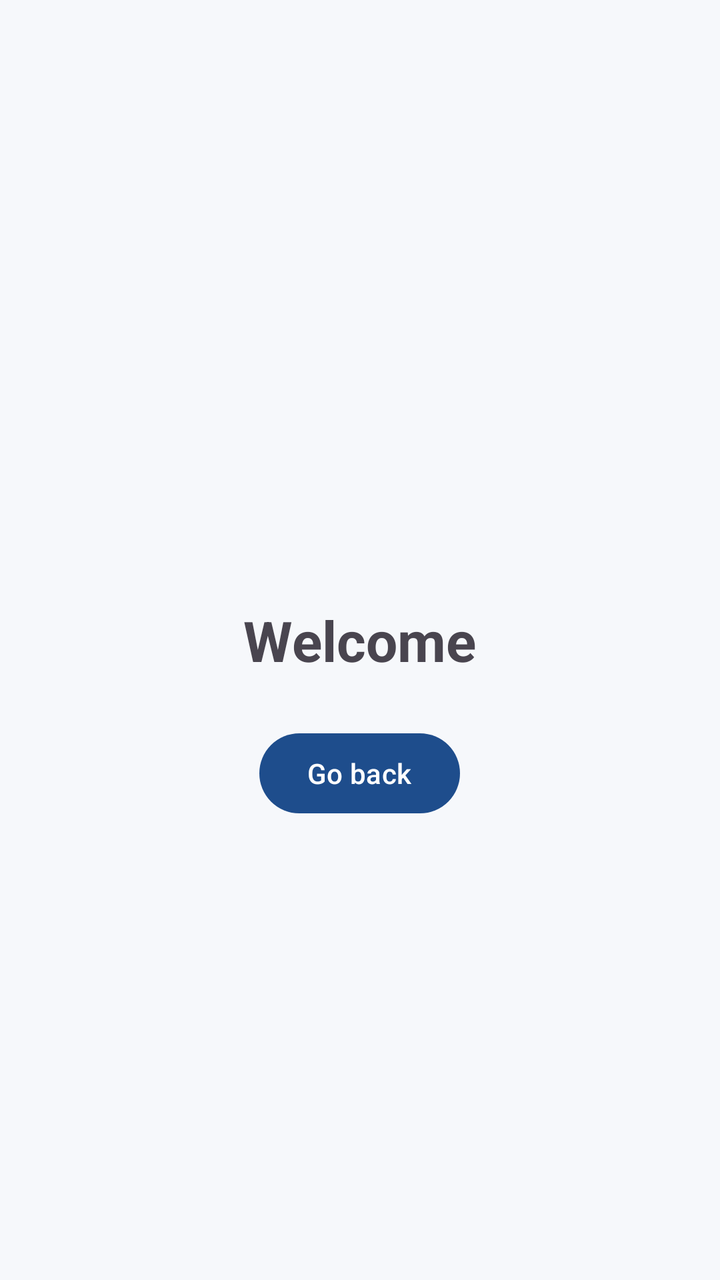
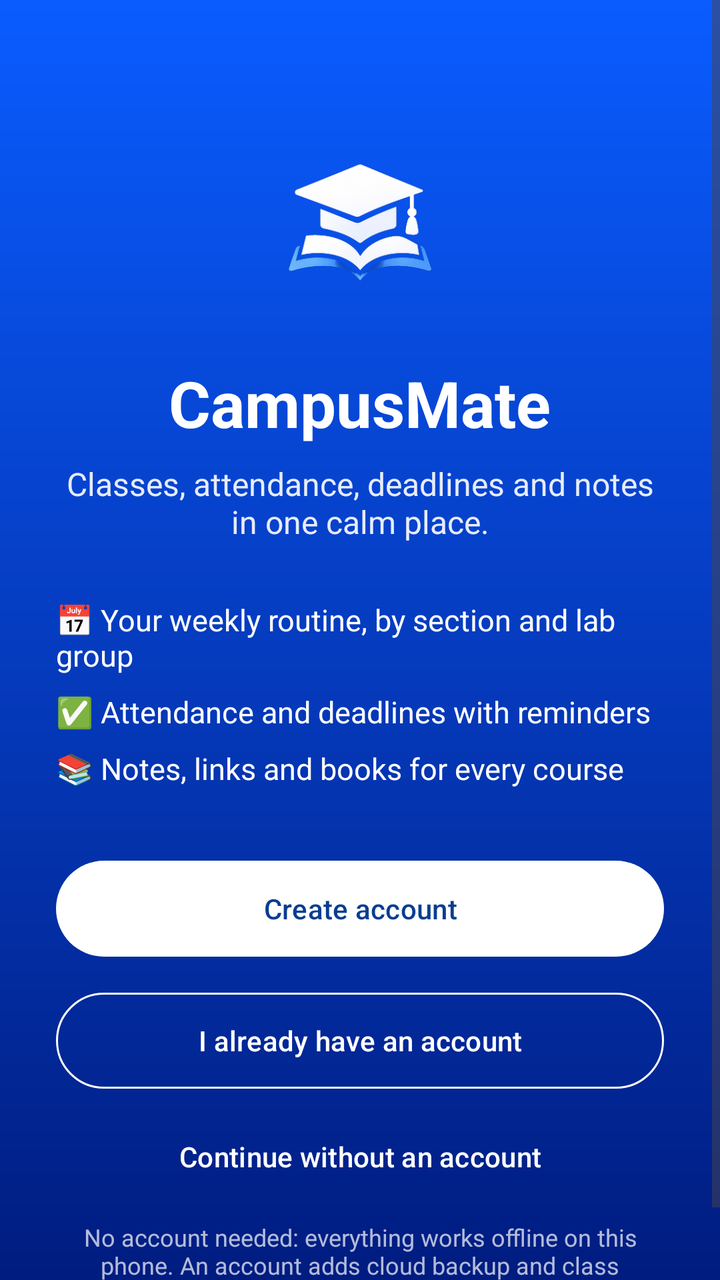

An Android layout rendered at two revisions. The XML below is the earlier revision; the diff shows what the commit changed to produce the second picture.
<!-- AndroidManifest.xml: application theme Theme.CampusMate -->
<!-- res/layout/activity_welcome.xml -->
<?xml version="1.0" encoding="utf-8"?>
<RelativeLayout xmlns:android="http://schemas.android.com/apk/res/android"
    xmlns:tools="http://schemas.android.com/tools"
    android:id="@+id/main"
    android:layout_width="match_parent"
    android:layout_height="match_parent"
    tools:context=".activities.WelcomeActivity">

    <TextView
        android:id="@+id/textWelcome"
        android:layout_width="wrap_content"
        android:layout_height="wrap_content"
        android:layout_centerInParent="true"
        android:text="@string/welcome_title"
        android:textSize="28sp"
        android:textStyle="bold" />

    <Button
        android:id="@+id/buttonBack"
        android:layout_width="wrap_content"
        android:layout_height="wrap_content"
        android:layout_below="@id/textWelcome"
        android:layout_centerHorizontal="true"
        android:layout_marginTop="24dp"
        android:text="@string/welcome_button_back" />

</RelativeLayout>
<!-- resources referenced by this layout -->
<resources>
  <string name="welcome_button_back">Go back</string>
  <string name="welcome_title">Welcome</string>
  <style name="Theme.CampusMate" parent="Base.Theme.CampusMate" />
  <style name="Base.Theme.CampusMate" parent="Theme.Material3.DayNight.NoActionBar">
          <item name="colorPrimary">@color/cm_primary</item>
          <item name="colorOnPrimary">@color/cm_on_primary</item>
          <item name="colorSecondary">@color/cm_secondary</item>
          <item name="colorOnSecondary">@color/cm_on_secondary</item>
          <item name="android:colorBackground">@color/cm_background</item>
          <item name="colorSurface">@color/cm_surface</item>
          <item name="colorOnSurface">@color/cm_on_surface</item>
          <item name="colorError">@color/cm_error</item>
          <item name="android:statusBarColor">@color/cm_primary_dark</item>
      </style>
  <color name="cm_primary">#1E4D8C</color>
  <color name="cm_on_primary">#FFFFFF</color>
  <color name="cm_secondary">#00897B</color>
  <color name="cm_on_secondary">#FFFFFF</color>
  <color name="cm_background">#F6F8FB</color>
  <color name="cm_surface">#FFFFFF</color>
  <color name="cm_on_surface">#1B1F24</color>
  <color name="cm_error">#B3261E</color>
  <color name="cm_primary_dark">#12325C</color>
</resources>

<!-- the commit's change to res/layout/activity_welcome.xml (unified diff, before → after) -->
@@ -1,27 +1,114 @@
 <?xml version="1.0" encoding="utf-8"?>
-<RelativeLayout xmlns:android="http://schemas.android.com/apk/res/android"
-    xmlns:tools="http://schemas.android.com/tools"
+<ScrollView xmlns:android="http://schemas.android.com/apk/res/android"
+    xmlns:app="http://schemas.android.com/apk/res-auto"
     android:id="@+id/main"
     android:layout_width="match_parent"
     android:layout_height="match_parent"
-    tools:context=".activities.WelcomeActivity">
+    android:background="@drawable/bg_splash"
+    android:fillViewport="true">
 
-    <TextView
-        android:id="@+id/textWelcome"
-        android:layout_width="wrap_content"
+    <LinearLayout
+        android:layout_width="match_parent"
         android:layout_height="wrap_content"
-        android:layout_centerInParent="true"
-        android:text="@string/welcome_title"
-        android:textSize="28sp"
-        android:textStyle="bold" />
+        android:gravity="center_horizontal"
+        android:orientation="vertical"
+        android:paddingHorizontal="28dp"
+        android:paddingVertical="24dp">
 
-    <Button
-        android:id="@+id/buttonBack"
-        android:layout_width="wrap_content"
-        android:layout_height="wrap_content"
-        android:layout_below="@id/textWelcome"
-        android:layout_centerHorizontal="true"
-        android:layout_marginTop="24dp"
-        android:text="@string/welcome_button_back" />
+        <ImageView
+            android:id="@+id/imageLogo"
+            android:layout_width="140dp"
+            android:layout_height="140dp"
+            android:layout_marginTop="16dp"
+            android:contentDescription="@string/splash_logo_description"
+            android:src="@drawable/ic_launcher_fg_layer" />
 
-</RelativeLayout>
+        <TextView
+            android:id="@+id/textTitle"
+            android:layout_width="wrap_content"
+            android:layout_height="wrap_content"
+            android:text="@string/app_name"
+            android:textColor="@android:color/white"
+            android:textSize="32sp"
+            android:textStyle="bold" />
+
+        <TextView
+            android:id="@+id/textTagline"
+            android:layout_width="match_parent"
+            android:layout_height="wrap_content"
+            android:layout_marginTop="8dp"
+            android:gravity="center"
+            android:text="@string/onboarding_tagline"
+            android:textColor="#E6FFFFFF"
+            android:textSize="16sp" />
+
+        <LinearLayout
+            android:id="@+id/layoutFeatures"
+            android:layout_width="match_parent"
+            android:layout_height="wrap_content"
+            android:layout_marginTop="28dp"
+            android:orientation="vertical">
+
+            <TextView
+                android:layout_width="match_parent"
+                android:layout_height="wrap_content"
+                android:text="@string/onboarding_feature_1"
+                android:textColor="@android:color/white"
+                android:textSize="15sp" />
+
+            <TextView
+                android:layout_width="match_parent"
+                android:layout_height="wrap_content"
+                android:layout_marginTop="8dp"
+                android:text="@string/onboarding_feature_2"
+                android:textColor="@android:color/white"
+                android:textSize="15sp" />
+
+            <TextView
+                android:layout_width="match_parent"
+                android:layout_height="wrap_content"
+                android:layout_marginTop="8dp"
+                android:text="@string/onboarding_feature_3"
+                android:textColor="@android:color/white"
+                android:textSize="15sp" />
+        </LinearLayout>
+
+        <com.google.android.material.button.MaterialButton
+            android:id="@+id/buttonCreate"
+            android:layout_width="match_parent"
+            android:layout_height="56dp"
+            android:layout_marginTop="32dp"
+            android:text="@string/onboarding_create"
+            android:textColor="#0A3D91"
+            app:backgroundTint="@android:color/white" />
+
+        <com.google.android.material.button.MaterialButton
+            android:id="@+id/buttonSignIn"
+            style="@style/Widget.Material3.Button.OutlinedButton"
+            android:layout_width="match_parent"
+            android:layout_height="56dp"
+            android:layout_marginTop="10dp"
+            android:text="@string/onboarding_sign_in"
+            android:textColor="@android:color/white"
+            app:strokeColor="@android:color/white" />
+
+        <com.google.android.material.button.MaterialButton
+            android:id="@+id/buttonSkip"
+            style="@style/Widget.Material3.Button.TextButton"
+            android:layout_width="wrap_content"
+            android:layout_height="wrap_content"
+            android:layout_marginTop="6dp"
+            android:text="@string/onboarding_skip"
+            android:textColor="@android:color/white" />
+
+        <TextView
+            android:id="@+id/textNote"
+            android:layout_width="match_parent"
+            android:layout_height="wrap_content"
+            android:layout_marginTop="8dp"
+            android:gravity="center"
+            android:text="@string/onboarding_note"
+            android:textColor="#B3FFFFFF"
+            android:textSize="12sp" />
+    </LinearLayout>
+</ScrollView>
<!-- resource entries referenced after the edit -->
@@ -1,7 +1,24 @@
 <!-- resources referenced by this layout -->
 <resources>
-  <string name="welcome_button_back">Go back</string>
-  <string name="welcome_title">Welcome</string>
+  <!-- drawable bg_splash (drawable) -->
+  <?xml version="1.0" encoding="utf-8"?>
+  <shape xmlns:android="http://schemas.android.com/apk/res/android">
+      <gradient
+          android:angle="270"
+          android:endColor="#001C80"
+          android:startColor="#0A5CFF" />
+  </shape>
+  <!-- drawable ic_launcher_fg_layer: png bitmap (drawable-nodpi, 40183 bytes) -->
+  <string name="app_name">CampusMate</string>
+  <string name="onboarding_create">Create account</string>
+  <string name="onboarding_feature_1">📅  Your weekly routine, by section and lab group</string>
+  <string name="onboarding_feature_2">✅  Attendance and deadlines with reminders</string>
+  <string name="onboarding_feature_3">📚  Notes, links and books for every course</string>
+  <string name="onboarding_note">No account needed: everything works offline on this phone. An account adds cloud backup and class notices.</string>
+  <string name="onboarding_sign_in">I already have an account</string>
+  <string name="onboarding_skip">Continue without an account</string>
+  <string name="onboarding_tagline">Classes, attendance, deadlines and notes in one calm place.</string>
+  <string name="splash_logo_description">CampusMate logo</string>
   <style name="Theme.CampusMate" parent="Base.Theme.CampusMate" />
   <style name="Base.Theme.CampusMate" parent="Theme.Material3.DayNight.NoActionBar">
           <item name="colorPrimary">@color/cm_primary</item>
@@ -13,6 +30,7 @@
           <item name="colorOnSurface">@color/cm_on_surface</item>
           <item name="colorError">@color/cm_error</item>
           <item name="android:statusBarColor">@color/cm_primary_dark</item>
+          <item name="android:windowAnimationStyle">@style/CampusMate.WindowAnimation</item>
       </style>
   <color name="cm_primary">#1E4D8C</color>
   <color name="cm_on_primary">#FFFFFF</color>
@@ -23,5 +41,11 @@
   <color name="cm_on_surface">#1B1F24</color>
   <color name="cm_error">#B3261E</color>
   <color name="cm_primary_dark">#12325C</color>
+  <style name="CampusMate.WindowAnimation" parent="@android:style/Animation.Activity">
+          <item name="android:activityOpenEnterAnimation">@anim/cm_enter</item>
+          <item name="android:activityOpenExitAnimation">@anim/cm_exit</item>
+          <item name="android:activityCloseEnterAnimation">@anim/cm_pop_enter</item>
+          <item name="android:activityCloseExitAnimation">@anim/cm_pop_exit</item>
+      </style>
 </resources>
 
